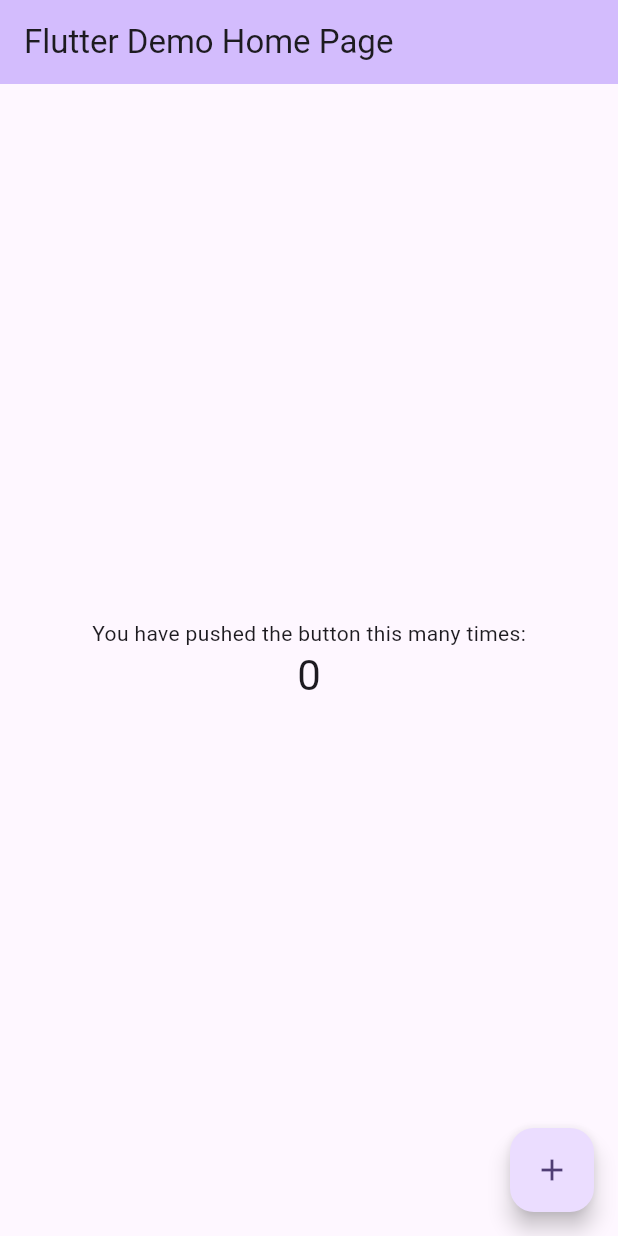
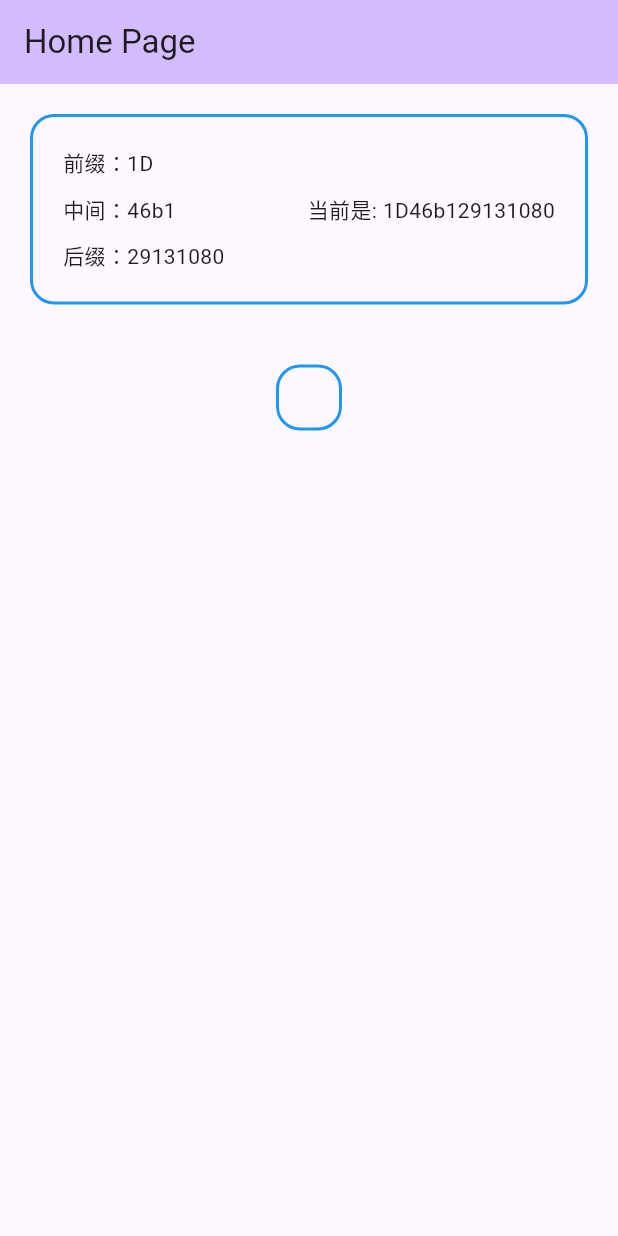
Before and after one commit to fran-cheng/collect_tool, a Flutter app: the screen it shows after launch, on a phone screen of 412 x 824 dp. Run offline on Flutter 3.47's test engine with Material 3 defaults, Android fonts, the phone set to English and light mode, and no system bars.

Commit message:
提交代码

```diff
--- a/lib/main.dart
+++ b/lib/main.dart
@@ -1,6 +1,8 @@
 import 'package:flutter/material.dart';
+import 'package:flutter/services.dart';
 
 void main() {
+  WidgetsFlutterBinding.ensureInitialized();
   runApp(const MyApp());
 }
 
@@ -11,7 +13,7 @@ class MyApp extends StatelessWidget {
   @override
   Widget build(BuildContext context) {
     return MaterialApp(
-      title: 'Flutter Demo',
+      title: 'Collect Tool',
       theme: ThemeData(
         // This is the theme of your application.
         //
@@ -30,7 +32,7 @@ class MyApp extends StatelessWidget {
         // tested with just a hot reload.
         colorScheme: .fromSeed(seedColor: Colors.deepPurple),
       ),
-      home: const MyHomePage(title: 'Flutter Demo Home Page'),
+      home: const MyHomePage(title: 'Home Page'),
     );
   }
 }
@@ -54,17 +56,142 @@ class MyHomePage extends StatefulWidget {
 }
 
 class _MyHomePageState extends State<MyHomePage> {
-  int _counter = 0;
+  //		1D3A2E29141080
+  // 前缀
+  String preStr = "1D";
 
-  void _incrementCounter() {
+  // 后缀
+  String endStr = "29131080";
+
+  //		1D46B129131080
+  int nfc_number = 0x46B1;
+  late String nfcStr = nfc_number.toRadixString(16);
+
+  // 分割保存的间隔
+  int splitNumber = 1000;
+
+  // 3. 修改功能：弹出输入框修改appName
+  void editDate(
+    String tag,
+    dynamic arg,
+    Function(dynamic) onChanged,
+    bool isHex,
+  ) {
+    // 定义输入控制器，默认填充当前appName
+    String inputText = arg.toString();
+    final TextEditingController controller = TextEditingController(
+      text: inputText,
+    );
+
+    showDialog(
+      context: context,
+      builder: (context) => AlertDialog(
+        title: Text("修改$tag"),
+        content: TextField(
+          controller: controller,
+          autofocus: true,
+          // 自动聚焦
+          inputFormatters: arg is int
+              ? [FilteringTextInputFormatter.digitsOnly] // 仅数字输入
+              : null,
+          decoration: InputDecoration(
+            hintText: "请输入新的$tag",
+            border: OutlineInputBorder(),
+          ),
+          // 可选：限制输入长度
+          maxLength: 50,
+        ),
+        actions: [
+          // 取消按钮
+          TextButton(
+            onPressed: () => Navigator.pop(context),
+            child: const Text("取消"),
+          ),
+          // 确认按钮
+          TextButton(
+            onPressed: () {
+              final String newArg = controller.text.trim();
+              if (newArg.isEmpty) {
+                showSnackBar("$tag不能为空", isError: true);
+                return;
+              }
+              if(newArg.length!=4){
+                showSnackBar("$tag只能是4个", isError: true);
+                return;
+              }
+              if (isHex) {
+                if (!isHexString(newArg)) {
+                  showSnackBar("$tag 得是16进制格式", isError: true);
+                  return;
+                }
+              }
+              // 更新状态变量（刷新UI）
               setState(() {
-      // This call to setState tells the Flutter framework that something has
-      // changed in this State, which causes it to rerun the build method below
-      // so that the display can reflect the updated values. If we changed
-      // _counter without calling setState(), then the build method would not be
-      // called again, and so nothing would appear to happen.
-      _counter++;
+                if (arg is int) {
+                  // 校验是否为合法数字
+                  final int? numValue = int.tryParse(newArg);
+                  arg = numValue;
+                } else {
+                  arg = newArg;
+                }
+                onChanged(arg);
               });
+              Navigator.pop(context); // 关闭对话框
+              showSnackBar("修改成功：$newArg");
+            },
+            child: const Text("确认"),
+          ),
+        ],
+      ),
+    );
+  }
+
+  void showSnackBar(String message, {bool isError = false}) {
+    if (!context.mounted) return; // 避免上下文销毁报错
+    ScaffoldMessenger.of(context).showSnackBar(
+      SnackBar(
+        content: Text(message),
+        backgroundColor: isError ? Colors.red : Colors.orange,
+        duration: const Duration(seconds: 2),
+        // 桌面端优化：悬浮显示，避免被遮挡
+        behavior: SnackBarBehavior.floating,
+        margin: const EdgeInsets.all(16),
+      ),
+    );
+  }
+
+  Widget buildEditText(
+    String tag,
+    dynamic arg,
+    Function(dynamic) onChanged, {
+    bool canClick = true, bool isHex = false,
+  }) {
+    return InkWell(
+      onTap: canClick ? () => editDate(tag, arg, onChanged, isHex) : null,
+      // 点击修改
+      onLongPress: () => copyDate(arg.toString()),
+      // 长按复制
+      // 点击波纹效果（提升体验）
+      splashColor: Colors.blue.withOpacity(0.2),
+      borderRadius: BorderRadius.circular(4),
+      child: Text("$tag：$arg"),
+    );
+  }
+
+  bool isHexString(String str) {
+    // 正则匹配：仅包含 0-9、a-f、A-F，且非空
+    final hexRegex = RegExp(r'^[0-9a-fA-F]+$');
+    return hexRegex.hasMatch(str);
+  }
+
+  Future<void> copyDate(String arg) async {
+    if (arg.isEmpty) {
+      showSnackBar("参数为空，无法复制", isError: true);
+      return;
+    }
+    // 写入剪贴板
+    await Clipboard.setData(ClipboardData(text: arg));
+    showSnackBar("已复制：$arg");
   }
 
   @override
@@ -85,37 +212,74 @@ class _MyHomePageState extends State<MyHomePage> {
         // the App.build method, and use it to set our appbar title.
         title: Text(widget.title),
       ),
-      body: Center(
-        // Center is a layout widget. It takes a single child and positions it
-        // in the middle of the parent.
-        child: Column(
-          // Column is also a layout widget. It takes a list of children and
-          // arranges them vertically. By default, it sizes itself to fit its
-          // children horizontally, and tries to be as tall as its parent.
-          //
-          // Column has various properties to control how it sizes itself and
-          // how it positions its children. Here we use mainAxisAlignment to
-          // center the children vertically; the main axis here is the vertical
-          // axis because Columns are vertical (the cross axis would be
-          // horizontal).
-          //
-          // TRY THIS: Invoke "debug painting" (choose the "Toggle Debug Paint"
-          // action in the IDE, or press "p" in the console), to see the
-          // wireframe for each widget.
-          mainAxisAlignment: .center,
+      body: Column(
+        // alignment: Alignment.center,
         children: [
-            const Text('You have pushed the button this many times:'),
-            Text(
-              '$_counter',
-              style: Theme.of(context).textTheme.headlineMedium,
+          Container(
+            decoration: BoxDecoration(
+              // 边框配置（颜色+宽度+样式）
+              border: Border.all(
+                color: Colors.blue, // 边框颜色（必填）
+                width: 2, // 边框宽度（默认1.0，可选）
+                style: BorderStyle
+                    .solid, // 边框样式：solid(实线，默认)/dashed(虚线)/dotted(点线)
+              ),
+              // 可选：容器背景色（注意：不能同时用Container的color属性，否则冲突）
+              // color: Colors.grey[100],
+              borderRadius: BorderRadius.circular(16), // 圆角半径（单位dp，值越大越圆）
+            ),
+            padding: const EdgeInsets.symmetric(horizontal: 20, vertical: 20),
+            margin: const EdgeInsets.symmetric(horizontal: 20, vertical: 20),
+            child: Row(
+              mainAxisAlignment: MainAxisAlignment.spaceBetween,
+              children: [
+                Column(
+                  mainAxisSize: MainAxisSize.min,
+                  crossAxisAlignment: CrossAxisAlignment.start,
+                  spacing: 10,
+                  children: [
+                    buildEditText("前缀", preStr, (value) => preStr = value),
+                    buildEditText(
+                      "中间",
+                      nfcStr,
+                      (value) => {
+                        nfcStr = value
+                      },
+                      isHex: true
+                    ),
+                    buildEditText("后缀", endStr, (value) => endStr = value),
+                  ],
+                ),
+                Column(
+                  mainAxisSize: MainAxisSize.min,
+                  crossAxisAlignment: CrossAxisAlignment.center,
+                  spacing: 10,
+                  children: [Text("当前是: " + preStr + nfcStr + endStr)],
                 ),
               ],
             ),
           ),
-      floatingActionButton: FloatingActionButton(
-        onPressed: _incrementCounter,
-        tooltip: 'Increment',
-        child: const Icon(Icons.add),
+          Container(
+            decoration: BoxDecoration(
+              // 边框配置（颜色+宽度+样式）
+              border: Border.all(
+                color: Colors.blue, // 边框颜色（必填）
+                width: 2, // 边框宽度（默认1.0，可选）
+                style: BorderStyle
+                    .solid, // 边框样式：solid(实线，默认)/dashed(虚线)/dotted(点线)
+              ),
+              // 可选：容器背景色（注意：不能同时用Container的color属性，否则冲突）
+              // color: Colors.grey[100],
+              borderRadius: BorderRadius.circular(16), // 圆角半径（单位dp，值越大越圆）
+            ),
+            padding: const EdgeInsets.symmetric(horizontal: 20, vertical: 20),
+            margin: const EdgeInsets.symmetric(horizontal: 20, vertical: 20),
+            child: Column(children: [
+
+
+            ]),
+          ),
+        ],
       ),
     );
   }
```
Lines whose indentation alone changed are shown as unchanged.
